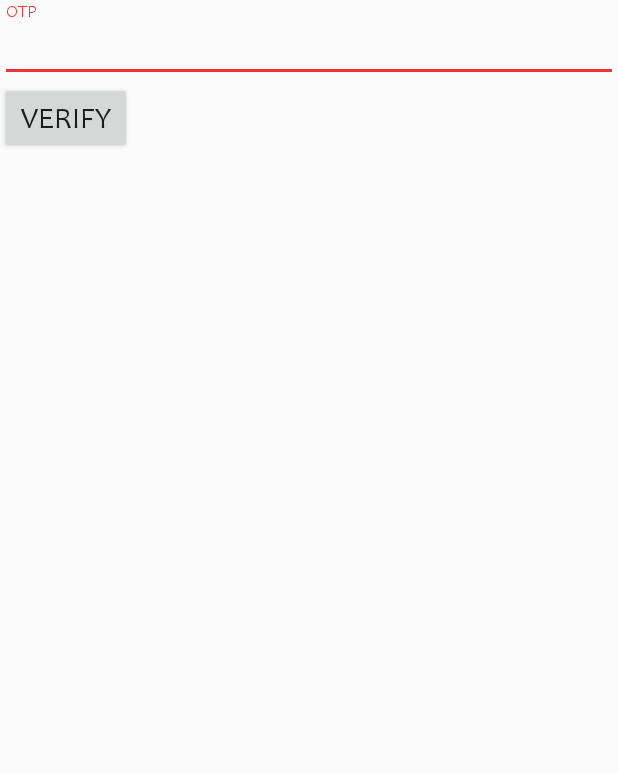
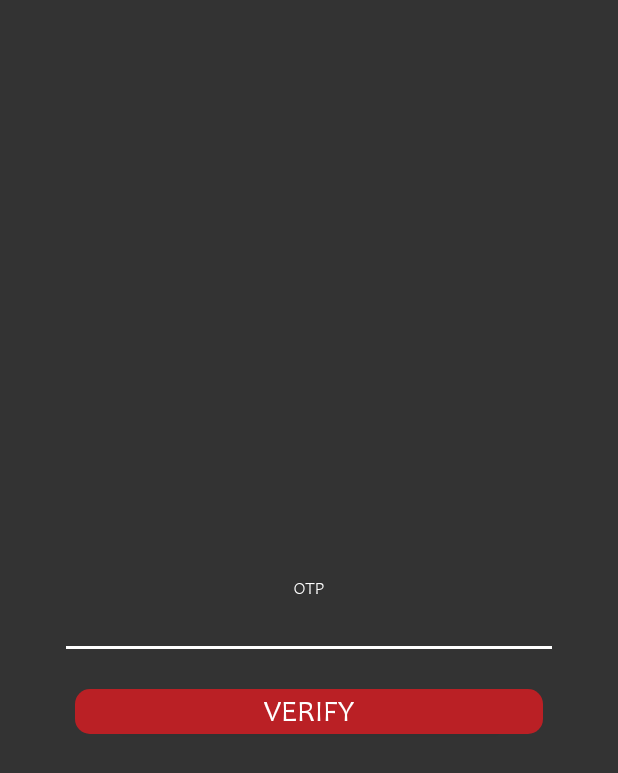
Before and after one commit to RzRiz/KinBloodDemo, an Android app: the Otp screen opened directly, with no data from a screen before it, on a phone screen of 412 x 824 dp. Shown: the top 773 px of the screen. Run offline under Robolectric (Android 15) with nearby library versions, the phone set to English and light mode, and no system bars; our stand-ins replace Firebase (no records; nobody signed in at launch, a user with empty details on screens opened directly); 1 statement that could not run was skipped.

Commit message:
6th commit

```diff
--- a/app/src/main/res/layout/activity_otp.xml
+++ b/app/src/main/res/layout/activity_otp.xml
@@ -1,28 +1,41 @@
 <?xml version="1.0" encoding="utf-8"?>
-<LinearLayout xmlns:android="http://schemas.android.com/apk/res/android"
+<androidx.constraintlayout.widget.ConstraintLayout
+    xmlns:android="http://schemas.android.com/apk/res/android"
+    xmlns:app="http://schemas.android.com/apk/res-auto"
     xmlns:tools="http://schemas.android.com/tools"
     android:layout_width="match_parent"
     android:layout_height="match_parent"
-    android:orientation="vertical"
+    android:background="@color/colorAsh"
     tools:context=".Otp">
 
-
     <com.google.android.material.textfield.TextInputLayout
+        android:id="@+id/textInputLayout"
         android:layout_width="match_parent"
-        android:layout_height="wrap_content">
+        android:layout_height="wrap_content"
+        android:layout_marginHorizontal="40dp"
+        android:theme="@style/TextInputLayoutAppearance"
+        app:layout_constraintTop_toTopOf="parent"
+        app:layout_constraintBottom_toBottomOf="parent">
 
         <com.google.android.material.textfield.TextInputEditText
             android:id="@+id/et_otp"
             android:layout_width="match_parent"
             android:layout_height="wrap_content"
-            android:hint="OTP" />
+            android:hint="OTP"
+            android:gravity="center" />
     </com.google.android.material.textfield.TextInputLayout>
 
     <Button
         android:id="@+id/btn_verify"
-        android:layout_width="wrap_content"
-        android:layout_height="wrap_content"
+        android:layout_width="match_parent"
+        android:layout_height="30dp"
+        android:background="@drawable/primary_rounded_rectangle"
         android:text="verify"
         android:textSize="20sp"
-        />
-</LinearLayout>
+        android:textColor="@color/colorWhite"
+        android:layout_marginTop="20dp"
+        android:layout_marginHorizontal="50dp"
+        app:layout_constraintTop_toBottomOf="@id/textInputLayout"
+        app:layout_constraintStart_toStartOf="parent"
+        app:layout_constraintEnd_toEndOf="parent" />
+</androidx.constraintlayout.widget.ConstraintLayout>
```
